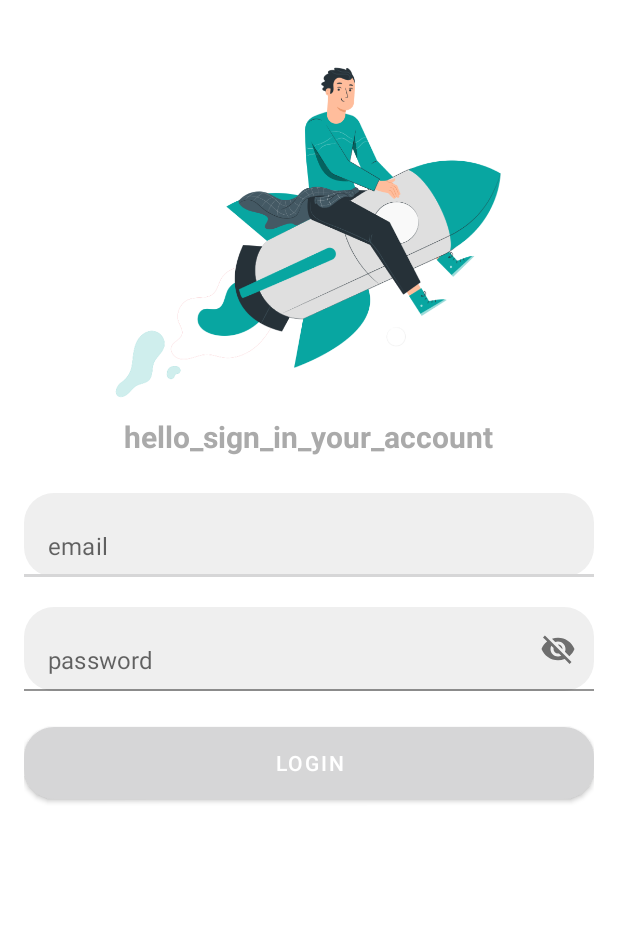
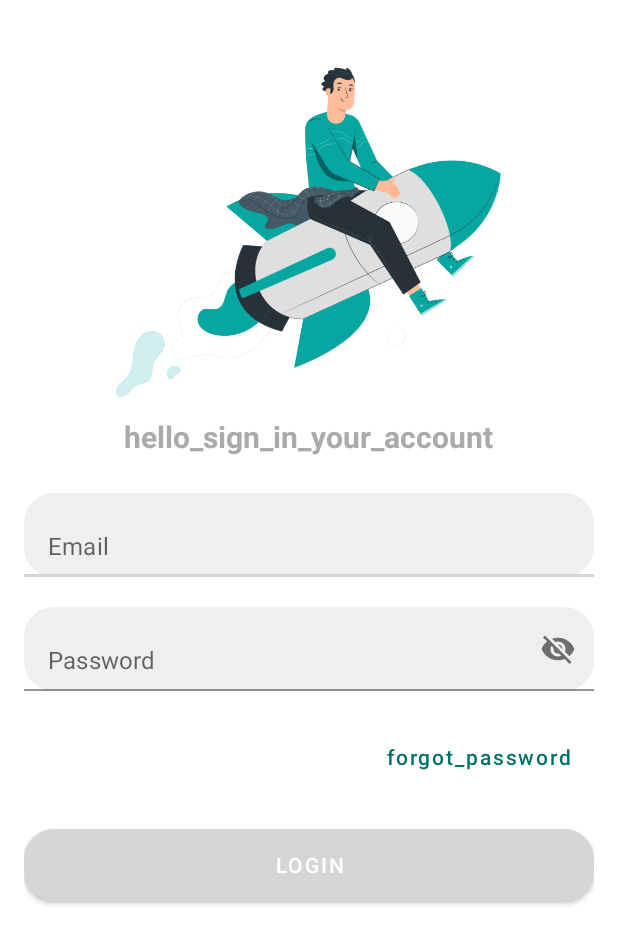
Before and after one commit to ridaangga/android-live-attendance-app, an Android app: the layout activity_login.xml on its own in the app's theme, with its tools: preview values and no code run, on a phone screen of 412 x 824 dp. Shown: the top 944 px of the screen. Run offline under Robolectric (Android 15) with nearby library versions, the phone set to English and light mode, and no system bars.

Commit message:
ui: Add Forgot Password Page

```diff
--- a/app/src/main/AndroidManifest.xml
+++ b/app/src/main/AndroidManifest.xml
@@ -11,6 +11,9 @@
         android:supportsRtl="true"
         android:theme="@style/Theme.LiveAttendance"
         tools:targetApi="31">
+        <activity
+            android:name=".ForgotPasswordActivity"
+            android:exported="false" />
         <activity
             android:name=".LoginActivity"
             android:exported="false" />
--- a/app/src/main/res/layout/activity_login.xml
+++ b/app/src/main/res/layout/activity_login.xml
@@ -65,6 +65,17 @@
         </com.google.android.material.textfield.TextInputLayout>
 
         <Button
+            android:id="@+id/btn_forgot_password"
+            android:layout_width="wrap_content"
+            android:layout_height="wrap_content"
+            android:background="@android:color/transparent"
+            android:textAllCaps="false"
+            android:textColor="@color/colorPrimaryDark"
+            android:layout_gravity="end"
+            android:text="@string/forgot_password"
+            android:layout_marginTop="20dp"/>
+
+        <Button
             android:id="@+id/btn_login"
             android:layout_width="match_parent"
             android:layout_height="wrap_content"
--- a/app/src/main/res/values/strings.xml
+++ b/app/src/main/res/values/strings.xml
@@ -1,7 +1,8 @@
 <resources>
     <string name="app_name">Live Attendance</string>
     <string name="hello_sign_in_your_account">hello_sign_in_your_account</string>
-    <string name="password">password</string>
-    <string name="email">email</string>
+    <string name="password">Password</string>
+    <string name="email">Email</string>
     <string name="login">Login</string>
+    <string name="forgot_password">forgot_password</string>
 </resources>
```
Also changed, not shown: app/src/main/java/com/example/liveattendance/views/forgotpass/ForgotPasswordActivity.kt (added, +24 -0 lines), app/src/main/res/layout/activity_forgot_password.xml (added, +60 -0 lines).
